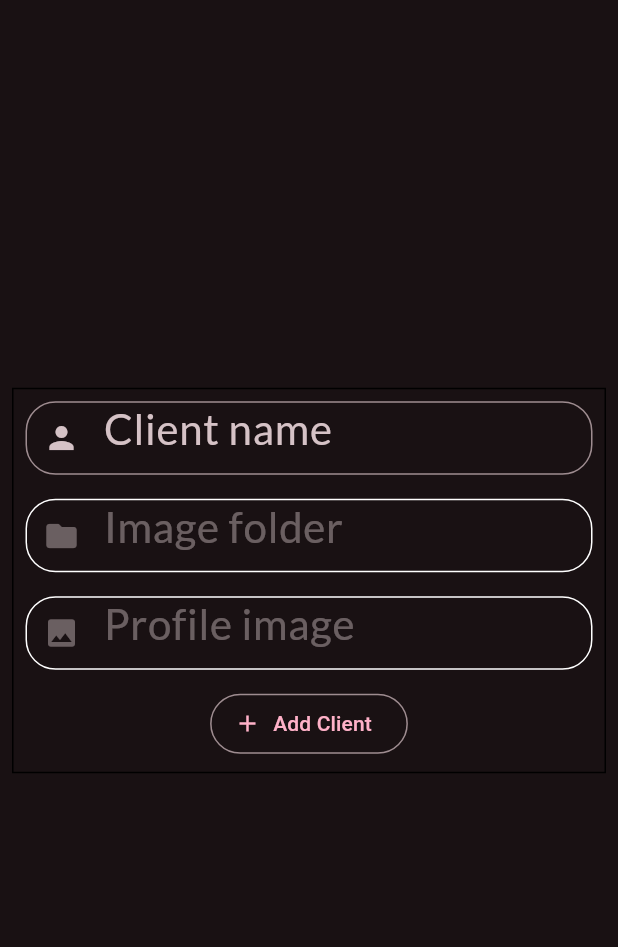
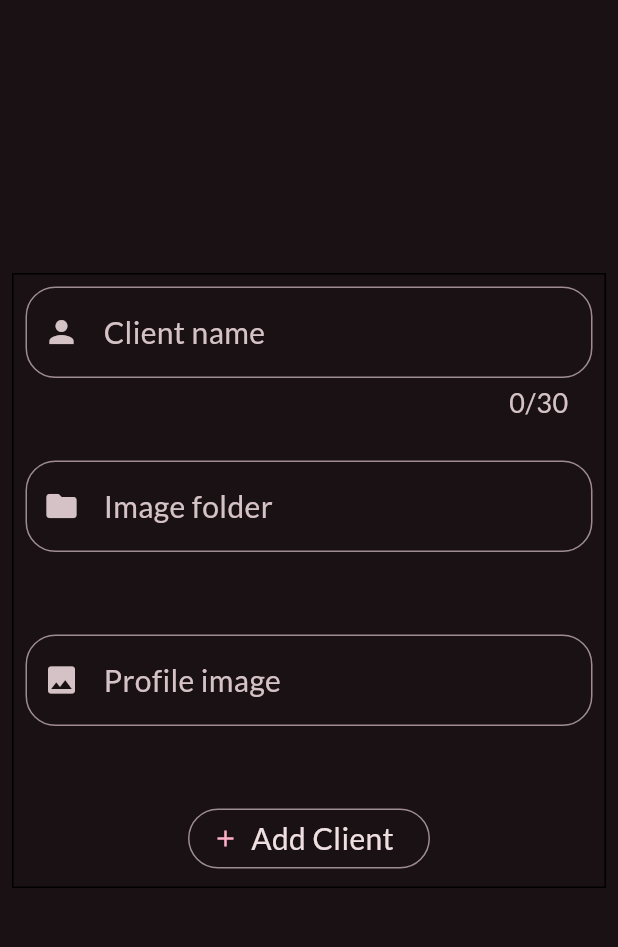
Before and after one commit to mesafntzewdu/photoProject, a Flutter app: the screen it shows after launch, on a phone screen of 412 x 824 dp, the part 81-1028 px from its top. Run offline on Flutter 3.47's test engine with Material 3 defaults, Android fonts, the phone set to English and light mode, and no system bars; our stand-ins replace file_picker, google_fonts; missing offline and left inert: window_manager.

Commit message:
frontend completed

```diff
--- a/lib/component/text_field.dart
+++ b/lib/component/text_field.dart
@@ -1,16 +1,19 @@
 import 'package:flutter/material.dart';
 
+// ignore: must_be_immutable
 class TextFields extends StatelessWidget {
   TextFields(
       {super.key,
-      required this.disabled,
+      required this.readOnly,
+      this.maxLength,
       required this.hintText,
       required this.onTap,
-      required this.icon,
+      this.icon,
       required this.cursorStyle});
-  bool disabled;
+  bool readOnly;
+  int? maxLength;
   String hintText;
-  IconData icon;
+  IconData? icon;
   Function() onTap;
   MouseCursor cursorStyle;
   @override
@@ -18,13 +21,15 @@ class TextFields extends StatelessWidget {
     return Padding(
       padding: const EdgeInsets.all(8.0),
       child: SizedBox(
-        height: 49,
+        height: 100,
         child: TextField(
+          style: Theme.of(context).textTheme.bodyMedium,
+          maxLength: maxLength,
+          readOnly: readOnly,
           textCapitalization: TextCapitalization.none,
           cursorHeight: 40,
           mouseCursor: cursorStyle,
           onTap: onTap,
-          enabled: disabled,
           decoration: InputDecoration(
             disabledBorder: OutlineInputBorder(
               borderRadius: BorderRadius.circular(20),
--- a/lib/screen/add_user.dart
+++ b/lib/screen/add_user.dart
@@ -1,4 +1,3 @@
-import 'package:file_picker/file_picker.dart';
 import 'package:flutter/material.dart';
 import 'package:photo/component/text_field.dart';
 import 'package:photo/utils/file_picker.dart';
@@ -9,7 +8,7 @@ class AddUser extends StatelessWidget {
   @override
   Widget build(BuildContext context) {
     return Padding(
-      padding: EdgeInsets.all(8.0),
+      padding: const EdgeInsets.all(8.0),
       child: Scaffold(
         body: Center(
           child: Column(
@@ -20,23 +19,25 @@ class AddUser extends StatelessWidget {
                 decoration:
                     BoxDecoration(border: Border.all(color: Colors.black)),
                 child: Column(
+                  mainAxisAlignment: MainAxisAlignment.spaceBetween,
                   children: [
                     TextFields(
-                      disabled: true,
+                      readOnly: false,
+                      maxLength: 30,
                       hintText: 'Client name',
                       onTap: () {},
                       icon: Icons.person,
                       cursorStyle: SystemMouseCursors.alias,
                     ),
                     TextFields(
-                      disabled: false,
+                      readOnly: true,
                       hintText: 'Image folder',
                       onTap: () {},
                       icon: Icons.folder,
                       cursorStyle: SystemMouseCursors.click,
                     ),
                     TextFields(
-                      disabled: false,
+                      readOnly: true,
                       hintText: 'Profile image',
                       onTap: () {},
                       icon: Icons.image,
@@ -45,11 +46,15 @@ class AddUser extends StatelessWidget {
                     Padding(
                       padding: const EdgeInsets.only(bottom: 8.0, top: 4),
                       child: OutlinedButton.icon(
-                          onPressed: () {
-                            FilePickers().filePicker();
-                          },
-                          icon: Icon(Icons.add),
-                          label: Text('Add Client')),
+                        onPressed: () {
+                          FilePickers().filePicker();
+                        },
+                        icon: const Icon(Icons.add),
+                        label: Text(
+                          'Add Client',
+                          style: Theme.of(context).textTheme.bodyMedium,
+                        ),
+                      ),
                     )
                   ],
                 ),
--- a/lib/theme/theme.dart
+++ b/lib/theme/theme.dart
@@ -7,27 +7,27 @@ ThemeData darkTheme = ThemeData(
   textTheme: TextTheme(
     titleLarge: TextStyle(
       fontFamily: GoogleFonts.lato().fontFamily,
-      fontSize: 28,
+      fontSize: 23,
     ),
     titleMedium: TextStyle(
       fontFamily: GoogleFonts.lato().fontFamily,
-      fontSize: 24,
+      fontSize: 21,
     ),
     titleSmall: TextStyle(
       fontFamily: GoogleFonts.lato().fontFamily,
-      fontSize: 20,
+      fontSize: 19,
     ),
     bodyLarge: TextStyle(
       fontFamily: GoogleFonts.lato().fontFamily,
-      fontSize: 28,
+      fontSize: 22,
     ),
     bodyMedium: TextStyle(
       fontFamily: GoogleFonts.lato().fontFamily,
-      fontSize: 26,
+      fontSize: 20,
     ),
     bodySmall: TextStyle(
       fontFamily: GoogleFonts.lato().fontFamily,
-      fontSize: 24,
+      fontSize: 18,
     ),
   ),
   buttonTheme: ButtonThemeData(
```
Also changed, not shown: lib/screen/manage.dart (+129 -2 lines), lib/screen/users.dart (+6 -6 lines).
